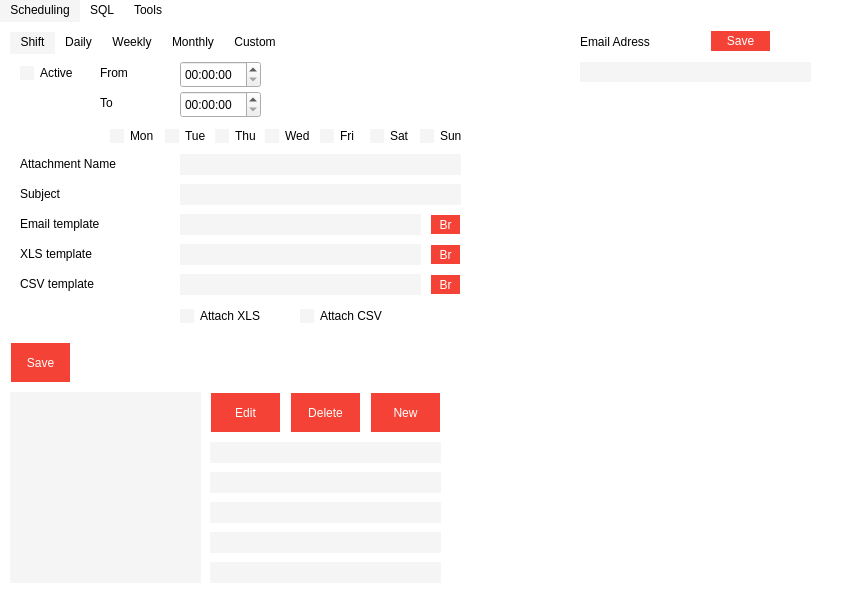
Davebudil/reporter, file reporter.ui: the form before one commit.
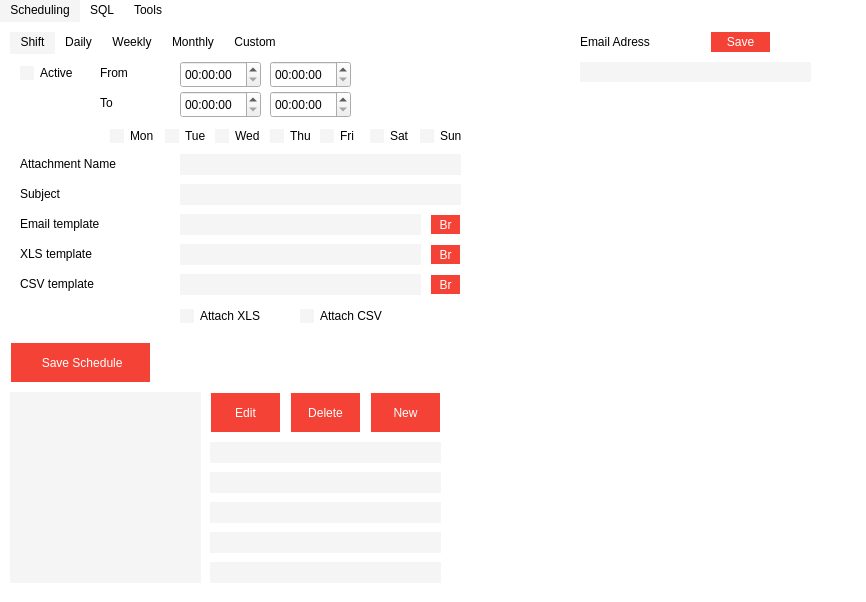
The form after the commit. The open tabs and pages were chosen to show the change. Icons and pictures are not drawn.

Commit message: Scheduling in progress, display and edit completed.

What changed in the file:
```diff
--- a/reporter.ui
+++ b/reporter.ui
@@ -693,7 +693,7 @@
        <widget class="QCheckBox" name="thursdayActive">
         <property name="geometry">
          <rect>
-          <x>205</x>
+          <x>260</x>
           <y>70</y>
           <width>51</width>
           <height>24</height>
@@ -706,7 +706,7 @@
        <widget class="QCheckBox" name="wednesdayActive">
         <property name="geometry">
          <rect>
-          <x>255</x>
+          <x>205</x>
           <y>70</y>
           <width>55</width>
           <height>24</height>
@@ -981,6 +981,26 @@
          <string>Br</string>
         </property>
        </widget>
+       <widget class="QTimeEdit" name="shiftTo_2">
+        <property name="geometry">
+         <rect>
+          <x>260</x>
+          <y>37</y>
+          <width>81</width>
+          <height>27</height>
+         </rect>
+        </property>
+       </widget>
+       <widget class="QTimeEdit" name="shiftFrom_2">
+        <property name="geometry">
+         <rect>
+          <x>260</x>
+          <y>7</y>
+          <width>81</width>
+          <height>27</height>
+         </rect>
+        </property>
+       </widget>
       </widget>
       <widget class="QWidget" name="Daily">
        <attribute name="title">
@@ -2210,7 +2230,7 @@
       <property name="geometry">
        <rect>
         <x>710</x>
-        <y>8</y>
+        <y>9</y>
         <width>61</width>
         <height>22</height>
        </rect>
@@ -2224,12 +2244,12 @@
        <rect>
         <x>10</x>
         <y>320</y>
-        <width>61</width>
+        <width>141</width>
         <height>41</height>
        </rect>
       </property>
       <property name="text">
-       <string>Save</string>
+       <string> Save Schedule</string>
       </property>
      </widget>
      <widget class="QLabel" name="label_5">
```
Left out of the diff: 94 changed lines with no effect on the pictures. The commit also changes 21 other files.
